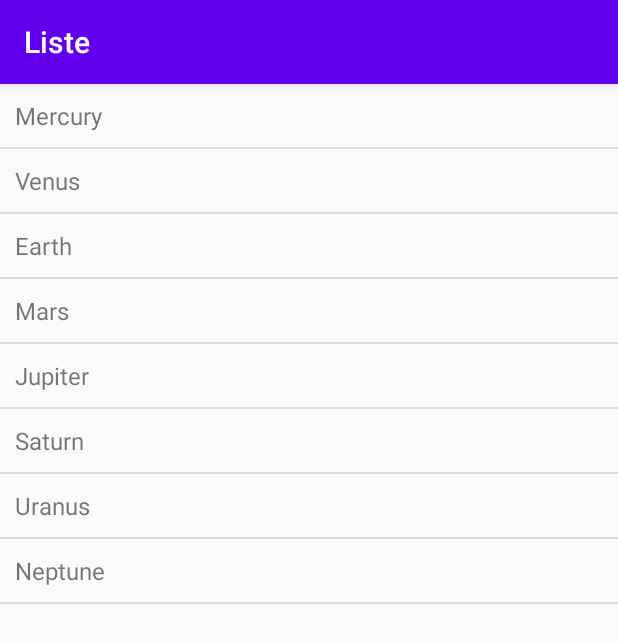
After one commit to ivankaptue/android-menus, an Android app: the ListViewActivity screen opened directly, with no data from a screen before it, on a phone screen of 412 x 824 dp. The commit adds this screen. Shown: the top 643 px of the screen. Run offline under Robolectric (Android 15) with nearby library versions, the phone set to English and light mode, and no system bars.

Commit message:
feat: Create multi selection list and make batch action

```diff
--- a/app/src/main/AndroidManifest.xml
+++ b/app/src/main/AndroidManifest.xml
@@ -9,6 +9,7 @@
 			android:roundIcon="@mipmap/ic_launcher_round"
 			android:supportsRtl="true"
 			android:theme="@style/AppTheme">
+		<activity android:name=".ListViewActivity" />
 		<activity android:name=".MainActivity">
 			<intent-filter>
 				<action android:name="android.intent.action.MAIN" />
--- /dev/null
+++ b/app/src/main/java/com/klid/androidfundamentalsmenus/ListViewActivity.java
@@ -0,0 +1,105 @@
+package com.klid.androidfundamentalsmenus;
+
+import android.os.Bundle;
+import android.util.SparseBooleanArray;
+import android.view.ActionMode;
+import android.view.Menu;
+import android.view.MenuInflater;
+import android.view.MenuItem;
+import android.widget.AbsListView;
+import android.widget.ArrayAdapter;
+import android.widget.ListView;
+
+import androidx.appcompat.app.AppCompatActivity;
+
+import java.util.ArrayList;
+import java.util.Arrays;
+
+public class ListViewActivity extends AppCompatActivity {
+
+    private ListView mainListView;
+    private ArrayAdapter<String> listAdapter;
+    ArrayList<String> planetList;
+
+    @Override
+    protected void onCreate(Bundle savedInstanceState) {
+        super.onCreate(savedInstanceState);
+        setContentView(R.layout.activity_list_view);
+
+        setTitle("Liste");
+
+        // Find the ListView resource.
+        mainListView = (ListView) findViewById(R.id.mainListView);
+
+        // Create and populate a List of planet names.
+        String[] planets = new String[]{"Mercury", "Venus", "Earth", "Mars",
+            "Jupiter", "Saturn", "Uranus", "Neptune"};
+        planetList = new ArrayList<String>();
+        planetList.addAll(Arrays.asList(planets));
+
+        // Create ArrayAdapter using the planet list.
+        listAdapter = new ArrayAdapter<String>(this, R.layout.list_simplerow, planetList);
+
+        // Set the ArrayAdapter as the ListView's adapter.
+        mainListView.setAdapter(listAdapter);
+
+        mainListView.setChoiceMode(ListView.CHOICE_MODE_MULTIPLE_MODAL);
+
+        mainListView.setMultiChoiceModeListener(new AbsListView.MultiChoiceModeListener() {
+            @Override
+            public void onItemCheckedStateChanged(ActionMode actionMode, int i, long l, boolean b) {
+                // to do something when items are selected / de-selected
+                // for now we do nothing
+            }
+
+            @Override
+            public boolean onCreateActionMode(ActionMode actionMode, Menu menu) {
+                // inflate the menu
+                MenuInflater inflater = actionMode.getMenuInflater();
+                inflater.inflate(R.menu.listview_menu, menu);
+                return true;
+            }
+
+            @Override
+            public boolean onPrepareActionMode(ActionMode actionMode, Menu menu) {
+                // do nothing for now
+                return false;
+            }
+
+            @Override
+            public boolean onActionItemClicked(ActionMode actionMode, MenuItem menuItem) {
+                // take action when a menu item is clicked
+                switch (menuItem.getItemId()) {
+                    case R.id.listDelete:
+                        deleteSelectedItems();
+                        actionMode.finish();
+                        return true;
+                    default:
+                        return false;
+                }
+            }
+
+            @Override
+            public void onDestroyActionMode(ActionMode actionMode) {
+                // do nothing for now
+            }
+        });
+
+    }
+
+    // delete selected items from list view
+    private void deleteSelectedItems() {
+        /** Getting the checked items from the listview */
+        SparseBooleanArray checkedItemPositions = mainListView.getCheckedItemPositions();
+        int itemCount = mainListView.getCount();
+
+        for (int i = itemCount - 1; i >= 0; i--) {
+            if (checkedItemPositions.get(i)) {
+                listAdapter.remove(planetList.get(i));
+            }
+        }
+        checkedItemPositions.clear();
+        listAdapter.notifyDataSetChanged();
+    }
+
+}
--- /dev/null
+++ b/app/src/main/res/drawable/state_style.xml
@@ -0,0 +1,13 @@
+<?xml version="1.0" encoding="utf-8"?>
+<selector xmlns:android="http://schemas.android.com/apk/res/android">
+
+	<item android:drawable="@android:color/holo_blue_light" android:state_pressed="true" />
+
+	<item android:drawable="@android:color/holo_blue_light" android:state_selected="true" />
+
+	<item android:drawable="@android:color/holo_blue_light" android:state_activated="true" />
+
+	//default state
+	<item android:drawable="@android:color/transparent" />
+
+</selector>
--- /dev/null
+++ b/app/src/main/res/layout/activity_list_view.xml
@@ -0,0 +1,16 @@
+<?xml version="1.0" encoding="utf-8"?>
+<androidx.constraintlayout.widget.ConstraintLayout xmlns:android="http://schemas.android.com/apk/res/android"
+    xmlns:app="http://schemas.android.com/apk/res-auto"
+    xmlns:tools="http://schemas.android.com/tools"
+    android:layout_width="match_parent"
+    android:layout_height="match_parent"
+    tools:context=".ListViewActivity">
+
+    <ListView
+        android:id="@+id/mainListView"
+        android:listSelector="@drawable/state_style"
+        android:layout_width="match_parent"
+        android:layout_height="match_parent" />
+
+
+</androidx.constraintlayout.widget.ConstraintLayout>
--- /dev/null
+++ b/app/src/main/res/layout/list_simplerow.xml
@@ -0,0 +1,6 @@
+<TextView xmlns:android="http://schemas.android.com/apk/res/android"
+		android:id="@+id/rowTextView"
+		android:layout_width="fill_parent"
+		android:layout_height="wrap_content"
+		android:padding="10dp"
+		android:textSize="16sp" />
--- /dev/null
+++ b/app/src/main/res/menu/listview_menu.xml
@@ -0,0 +1,9 @@
+<?xml version="1.0" encoding="utf-8"?>
+<menu xmlns:android="http://schemas.android.com/apk/res/android">
+	<item
+			android:id="@+id/listDelete"
+			android:title="Delete" />
+	<item
+			android:id="@+id/listRefresh"
+			android:title="Refresh" />
+</menu>
```
Also changed, not shown: app/src/main/java/com/klid/androidfundamentalsmenus/MainActivity.java (+8 -0 lines).
